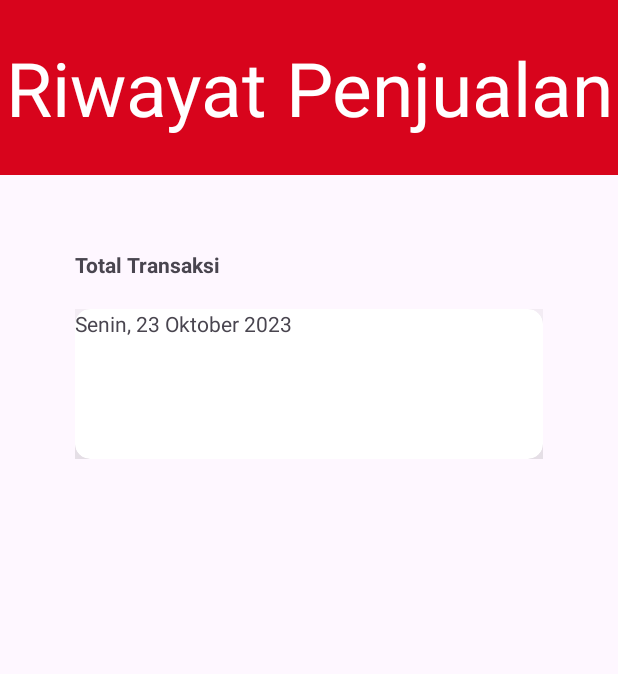
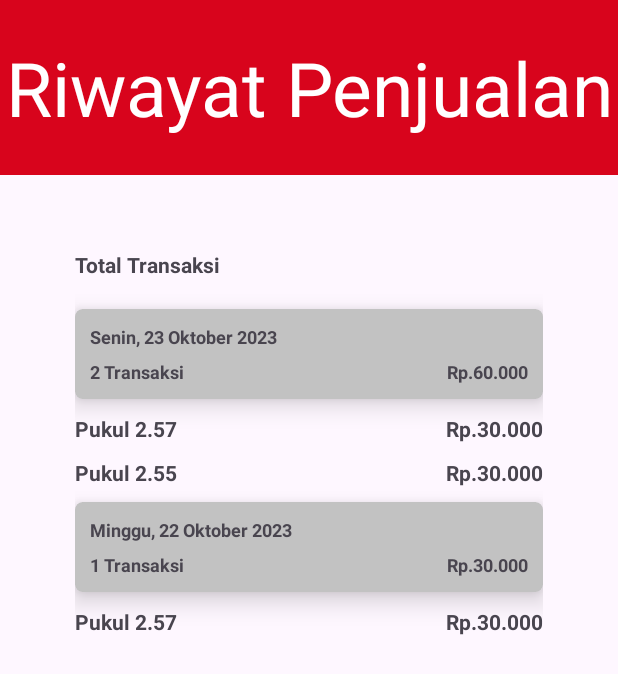
Before and after one commit to RifqiR3/chimoy, an Android app: the riwayat_page screen opened directly, with no data from a screen before it, on a phone screen of 412 x 824 dp. Shown: the top 674 px of the screen. Run offline under Robolectric (Android 15) with nearby library versions, the phone set to English and light mode, and no system bars.

Commit message:
Page riwayat penjualan

```diff
--- a/app/src/main/res/layout/activity_riwayat_page.xml
+++ b/app/src/main/res/layout/activity_riwayat_page.xml
@@ -20,40 +20,172 @@
     <LinearLayout
         android:layout_width="match_parent"
         android:layout_height="wrap_content"
-        android:padding="75px"
-        android:orientation="vertical">
+        android:orientation="vertical"
+        android:padding="75px">
 
         <TextView
             android:layout_width="match_parent"
             android:layout_height="wrap_content"
+            android:layout_marginBottom="30px"
             android:text="Total Transaksi"
-            android:textStyle="bold"
-            android:layout_marginBottom="30px"/>
+            android:textStyle="bold" />
+
+        <androidx.cardview.widget.CardView
+            android:layout_width="match_parent"
+            android:layout_height="wrap_content"
+            android:layout_marginBottom="10dp"
+            app:cardBackgroundColor="#c2c2c2"
+            app:cardCornerRadius="5dp"
+            app:cardElevation="10dp">
+
+            <RelativeLayout
+                android:layout_width="wrap_content"
+                android:layout_height="wrap_content"
+                android:padding="10dp">
+
+                <TextView
+                    android:id="@+id/tanggal"
+                    android:layout_width="wrap_content"
+                    android:layout_height="wrap_content"
+                    android:layout_marginBottom="10px"
+                    android:text="Senin, 23 Oktober 2023"
+                    android:textSize="12dp"
+                    android:textStyle="bold"
+                    tools:ignore="TextSizeCheck" />
+
+                <TextView
+                    android:id="@+id/jml_transaksi"
+                    android:layout_width="wrap_content"
+                    android:layout_height="wrap_content"
+                    android:layout_below="@id/tanggal"
+                    android:text="2 Transaksi"
+                    android:textSize="12dp"
+                    android:textStyle="bold" />
+
+                <TextView
+                    android:id="@+id/totalTransaksi"
+                    android:layout_width="wrap_content"
+                    android:layout_height="wrap_content"
+                    android:layout_below="@id/tanggal"
+                    android:layout_alignParentEnd="true"
+                    android:text="Rp.60.000"
+                    android:textSize="12dp"
+                    android:textStyle="bold" />
+            </RelativeLayout>
+
+        </androidx.cardview.widget.CardView>
 
         <LinearLayout
-            android:layout_width="match_parent"
-            android:layout_height="wrap_content">
+            android:layout_width=   "match_parent"
+            android:layout_height="wrap_content"
+            android:orientation="horizontal"
+            android:layout_marginBottom="10dp">
 
+            <TextView
+                android:layout_width="0dp"
+                android:layout_height="wrap_content"
+                android:layout_weight="1"
+                android:text="Pukul 2.57"
+                android:textStyle="bold"/>
 
-            <androidx.cardview.widget.CardView
-                android:layout_width="match_parent"
-                android:layout_height="100dp"
-                app:cardElevation="100dp"
-                app:cardCornerRadius="10dp"
-                >
+            <TextView
+                android:layout_width="wrap_content"
+                android:layout_height="wrap_content"
+                android:text="Rp.30.000"
+                android:textStyle="bold"
+                />
 
-                <TextView
-                    android:layout_width="wrap_content"
-                    android:layout_height="wrap_content"
-                    android:text="Senin, 23 Oktober 2023"/>
-
-
-            </androidx.cardview.widget.CardView>
 
         </LinearLayout>
 
+        <LinearLayout
+            android:layout_width=   "match_parent"
+            android:layout_height="wrap_content"
+            android:orientation="horizontal"
+            android:layout_marginBottom="10dp">
 
+            <TextView
+                android:layout_width="0dp"
+                android:layout_height="wrap_content"
+                android:layout_weight="1"
+                android:text="Pukul 2.55"
+                android:textStyle="bold"/>
 
+            <TextView
+                android:layout_width="wrap_content"
+                android:layout_height="wrap_content"
+                android:text="Rp.30.000"
+                android:textStyle="bold"
+                />
+
+        </LinearLayout>
+
+        <androidx.cardview.widget.CardView
+            android:layout_width="match_parent"
+            android:layout_height="wrap_content"
+            android:layout_marginBottom="10dp"
+            app:cardBackgroundColor="#c2c2c2"
+            app:cardCornerRadius="5dp"
+            app:cardElevation="10dp">
+
+            <RelativeLayout
+                android:layout_width="wrap_content"
+                android:layout_height="wrap_content"
+                android:padding="10dp">
+
+                <TextView
+                    android:id="@+id/tanggal2"
+                    android:layout_width="wrap_content"
+                    android:layout_height="wrap_content"
+                    android:layout_marginBottom="10px"
+                    android:text="Minggu, 22 Oktober 2023"
+                    android:textSize="12dp"
+                    android:textStyle="bold"
+                    tools:ignore="TextSizeCheck" />
+
+                <TextView
+                    android:id="@+id/jml_transaksi2"
+                    android:layout_width="wrap_content"
+                    android:layout_height="wrap_content"
+                    android:layout_below="@id/tanggal2"
+                    android:text="1 Transaksi"
+                    android:textSize="12dp"
+                    android:textStyle="bold" />
+
+                <TextView
+                    android:id="@+id/totalTransaksi2"
+                    android:layout_width="wrap_content"
+                    android:layout_height="wrap_content"
+                    android:layout_below="@id/tanggal2"
+                    android:layout_alignParentEnd="true"
+                    android:text="Rp.30.000"
+                    android:textSize="12dp"
+                    android:textStyle="bold" />
+            </RelativeLayout>
+
+        </androidx.cardview.widget.CardView>
+
+        <LinearLayout
+            android:layout_width=   "match_parent"
+            android:layout_height="wrap_content"
+            android:orientation="horizontal"
+            android:layout_marginBottom="10dp">
+
+            <TextView
+                android:layout_width="0dp"
+                android:layout_height="wrap_content"
+                android:layout_weight="1"
+                android:text="Pukul 2.57"
+                android:textStyle="bold"/>
+
+            <TextView
+                android:layout_width="wrap_content"
+                android:layout_height="wrap_content"
+                android:text="Rp.30.000"
+                android:textStyle="bold"
+                />
+
+        </LinearLayout>
 
     </LinearLayout>
 
```
